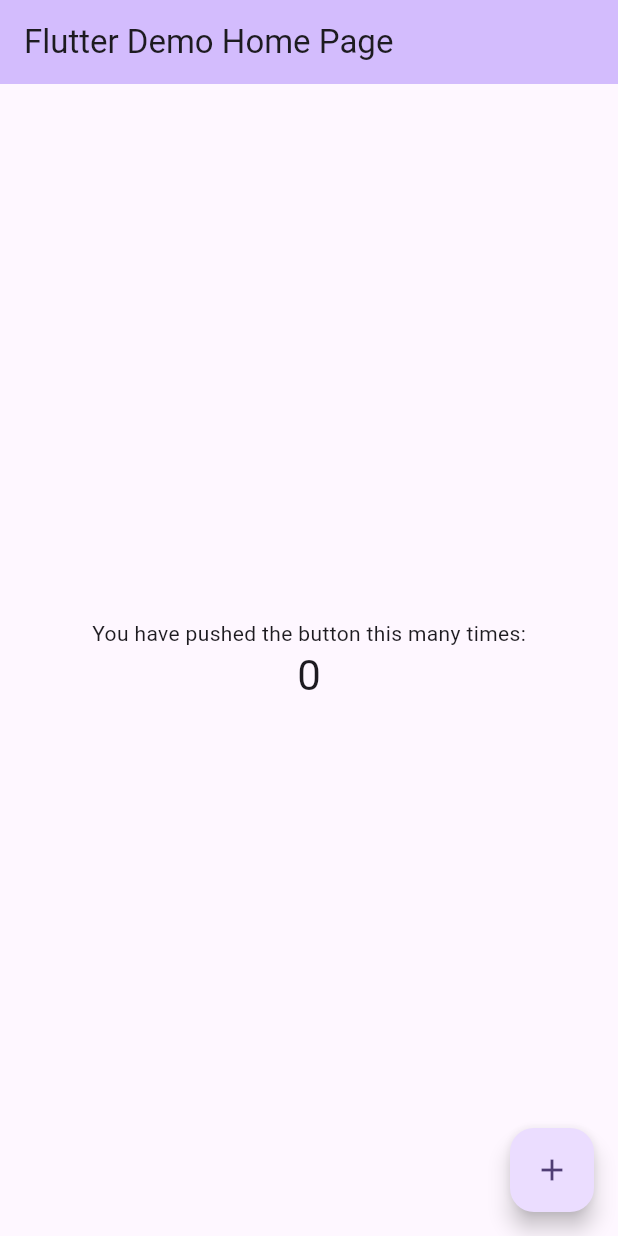
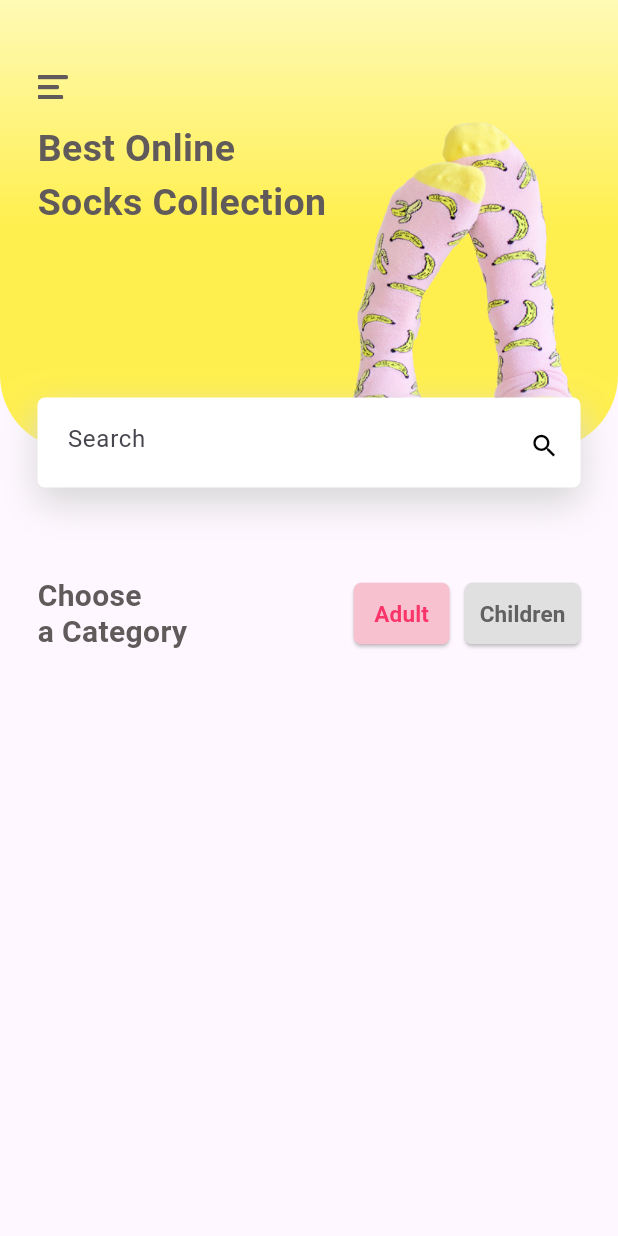
Before and after one commit to evcadhan021/Sock-Shop-ui, a Flutter app: the screen it shows after launch, on a phone screen of 412 x 824 dp. Run offline on Flutter 3.47's test engine with Material 3 defaults, Android fonts, the phone set to English and light mode, and no system bars.

Commit message:
menambahkan HomePage

```diff
--- a/lib/main.dart
+++ b/lib/main.dart
@@ -1,125 +1,16 @@
 import 'package:flutter/material.dart';
+import 'package:flutter/services.dart';
+import 'package:sock_shop_ui/view/home_page.dart';
 
 void main() {
-  runApp(const MyApp());
+  SystemChrome.setPreferredOrientations([
+    DeviceOrientation.portraitUp,
+    // DeviceOrientation.portraitDown,
+  ]);
+  runApp(
+    const MaterialApp(
+      debugShowCheckedModeBanner: false,
+      home: HomePage(),
+    ),
+  );
 }
-
-class MyApp extends StatelessWidget {
-  const MyApp({super.key});
-
-  // This widget is the root of your application.
-  @override
-  Widget build(BuildContext context) {
-    return MaterialApp(
-      title: 'Flutter Demo',
-      theme: ThemeData(
-        // This is the theme of your application.
-        //
-        // TRY THIS: Try running your application with "flutter run". You'll see
-        // the application has a purple toolbar. Then, without quitting the app,
-        // try changing the seedColor in the colorScheme below to Colors.green
-        // and then invoke "hot reload" (save your changes or press the "hot
-        // reload" button in a Flutter-supported IDE, or press "r" if you used
-        // the command line to start the app).
-        //
-        // Notice that the counter didn't reset back to zero; the application
-        // state is not lost during the reload. To reset the state, use hot
-        // restart instead.
-        //
-        // This works for code too, not just values: Most code changes can be
-        // tested with just a hot reload.
-        colorScheme: ColorScheme.fromSeed(seedColor: Colors.deepPurple),
-        useMaterial3: true,
-      ),
-      home: const MyHomePage(title: 'Flutter Demo Home Page'),
-    );
-  }
-}
-
-class MyHomePage extends StatefulWidget {
-  const MyHomePage({super.key, required this.title});
-
-  // This widget is the home page of your application. It is stateful, meaning
-  // that it has a State object (defined below) that contains fields that affect
-  // how it looks.
-
-  // This class is the configuration for the state. It holds the values (in this
-  // case the title) provided by the parent (in this case the App widget) and
-  // used by the build method of the State. Fields in a Widget subclass are
-  // always marked "final".
-
-  final String title;
-
-  @override
-  State<MyHomePage> createState() => _MyHomePageState();
-}
-
-class _MyHomePageState extends State<MyHomePage> {
-  int _counter = 0;
-
-  void _incrementCounter() {
-    setState(() {
-      // This call to setState tells the Flutter framework that something has
-      // changed in this State, which causes it to rerun the build method below
-      // so that the display can reflect the updated values. If we changed
-      // _counter without calling setState(), then the build method would not be
-      // called again, and so nothing would appear to happen.
-      _counter++;
-    });
-  }
-
-  @override
-  Widget build(BuildContext context) {
-    // This method is rerun every time setState is called, for instance as done
-    // by the _incrementCounter method above.
-    //
-    // The Flutter framework has been optimized to make rerunning build methods
-    // fast, so that you can just rebuild anything that needs updating rather
-    // than having to individually change instances of widgets.
-    return Scaffold(
-      appBar: AppBar(
-        // TRY THIS: Try changing the color here to a specific color (to
-        // Colors.amber, perhaps?) and trigger a hot reload to see the AppBar
-        // change color while the other colors stay the same.
-        backgroundColor: Theme.of(context).colorScheme.inversePrimary,
-        // Here we take the value from the MyHomePage object that was created by
-        // the App.build method, and use it to set our appbar title.
-        title: Text(widget.title),
-      ),
-      body: Center(
-        // Center is a layout widget. It takes a single child and positions it
-        // in the middle of the parent.
-        child: Column(
-          // Column is also a layout widget. It takes a list of children and
-          // arranges them vertically. By default, it sizes itself to fit its
-          // children horizontally, and tries to be as tall as its parent.
-          //
-          // Column has various properties to control how it sizes itself and
-          // how it positions its children. Here we use mainAxisAlignment to
-          // center the children vertically; the main axis here is the vertical
-          // axis because Columns are vertical (the cross axis would be
-          // horizontal).
-          //
-          // TRY THIS: Invoke "debug painting" (choose the "Toggle Debug Paint"
-          // action in the IDE, or press "p" in the console), to see the
-          // wireframe for each widget.
-          mainAxisAlignment: MainAxisAlignment.center,
-          children: <Widget>[
-            const Text(
-              'You have pushed the button this many times:',
-            ),
-            Text(
-              '$_counter',
-              style: Theme.of(context).textTheme.headlineMedium,
-            ),
-          ],
-        ),
-      ),
-      floatingActionButton: FloatingActionButton(
-        onPressed: _incrementCounter,
-        tooltip: 'Increment',
-        child: const Icon(Icons.add),
-      ), // This trailing comma makes auto-formatting nicer for build methods.
-    );
-  }
-}
--- /dev/null
+++ b/lib/view/home_page.dart
@@ -0,0 +1,169 @@
+import 'package:flutter/material.dart';
+
+class HomePage extends StatelessWidget {
+  const HomePage({super.key});
+
+  @override
+  Widget build(BuildContext context) {
+    return Scaffold(
+      body: SingleChildScrollView(
+        child: Column(
+          children: [
+            Container(
+              height: 300,
+              width: double.infinity,
+              padding: const EdgeInsets.only(
+                top: 50,
+                left: 25,
+                right: 25,
+              ),
+              decoration: const BoxDecoration(
+                borderRadius: BorderRadius.only(
+                  bottomLeft: Radius.circular(50),
+                  bottomRight: Radius.circular(50),
+                ),
+                gradient: LinearGradient(
+                  colors: [
+                    Color.fromRGBO(255, 250, 182, 1),
+                    Color.fromRGBO(255, 239, 78, 1),
+                  ],
+                  begin: Alignment.topRight,
+                ),
+              ),
+              child: Column(
+                crossAxisAlignment: CrossAxisAlignment.start,
+                children: [
+                  Image.asset(
+                    "assets/menu.png",
+                    width: 20,
+                  ),
+                  const SizedBox(height: 15),
+                  Row(
+                    crossAxisAlignment: CrossAxisAlignment.start,
+                    mainAxisAlignment: MainAxisAlignment.spaceBetween,
+                    children: [
+                      Expanded(
+                        flex: 4,
+                        child: Text(
+                          "Best Online \nSocks Collection",
+                          style: TextStyle(
+                            fontSize: 25,
+                            fontWeight: FontWeight.bold,
+                            color: Color.fromRGBO(97, 90, 90, 1),
+                          ),
+                        ),
+                      ),
+                      Expanded(
+                        flex: 3,
+                        child: Image.asset(
+                          "assets/header-socks.png",
+                        ),
+                      )
+                    ],
+                  )
+                ],
+              ),
+            ),
+            Transform.translate(
+              offset: const Offset(0, -35),
+              child: Container(
+                height: 60,
+                padding: const EdgeInsets.only(left: 20, top: 8),
+                margin: const EdgeInsets.symmetric(horizontal: 25),
+                decoration: BoxDecoration(
+                  boxShadow: [
+                    BoxShadow(
+                      color: Colors.grey[350] ?? Colors.grey,
+                      blurRadius: 20,
+                      offset: const Offset(0, 10),
+                    )
+                  ],
+                  borderRadius: BorderRadius.circular(5),
+                  color: Colors.white,
+                ),
+                child: const TextField(
+                  decoration: InputDecoration(
+                    hintText: "Search",
+                    border: InputBorder.none,
+                    suffixIcon: Icon(
+                      Icons.search,
+                      color: Colors.black,
+                      size: 20,
+                    ),
+                  ),
+                ),
+              ),
+            ),
+            Padding(
+              padding: EdgeInsets.all(25),
+              child: Column(
+                crossAxisAlignment: CrossAxisAlignment.start,
+                children: [
+                  Row(
+                    mainAxisAlignment: MainAxisAlignment.spaceBetween,
+                    children: [
+                      Text("Choose \na Category",
+                          style: TextStyle(
+                            fontSize: 20,
+                            fontWeight: FontWeight.bold,
+                            color: Color.fromRGBO(97, 90, 90, 1),
+                            height: 1.2,
+                          )),
+                      Container(
+                        child: Row(
+                          children: [
+                            ElevatedButton(
+                              style: ElevatedButton.styleFrom(
+                                backgroundColor: Color.fromRGBO(
+                                    247, 193, 207, 1), // Untuk background color
+                                padding: EdgeInsets.all(10),
+                                shape: RoundedRectangleBorder(
+                                  borderRadius: BorderRadius.circular(5),
+                                ),
+                              ),
+                              onPressed: () {},
+                              child: Text(
+                                "Adult",
+                                style: TextStyle(
+                                  color: Color.fromRGBO(251, 53, 105, 1),
+                                  fontSize: 15,
+                                  fontWeight: FontWeight.bold,
+                                ),
+                              ),
+                            ),
+                            SizedBox(
+                              width: 10,
+                            ),
+                            ElevatedButton(
+                              style: ElevatedButton.styleFrom(
+                                backgroundColor:
+                                    Colors.grey[300], // Untuk background color
+                                padding: EdgeInsets.all(10),
+                                shape: RoundedRectangleBorder(
+                                  borderRadius: BorderRadius.circular(5),
+                                ),
+                              ),
+                              onPressed: () {},
+                              child: Text(
+                                "Children",
+                                style: TextStyle(
+                                  color: Colors.grey[700],
+                                  fontSize: 15,
+                                  fontWeight: FontWeight.bold,
+                                ),
+                              ),
+                            ),
+                          ],
+                        ),
+                      )
+                    ],
+                  )
+                ],
+              ),
+            )
+          ],
+        ),
+      ),
+    );
+  }
+}
--- a/pubspec.yaml
+++ b/pubspec.yaml
@@ -59,9 +59,9 @@ flutter:
   uses-material-design: true
 
   # To add assets to your application, add an assets section, like this:
-  # assets:
-  #   - images/a_dot_burr.jpeg
-  #   - images/a_dot_ham.jpeg
+  assets:
+    - assets/
+    - assets/screenshot/
 
   # An image asset can refer to one or more resolution-specific "variants", see
   # https://flutter.dev/to/resolution-aware-images
```
Also changed, not shown: assets/details-page-header.png (added), assets/header-socks.png (added), assets/menu.png (added), assets/socks-icon-left.png (added), assets/socks-icon.png (added), assets/socks-one.png (added), assets/socks-two.png (added), 2 other files.
